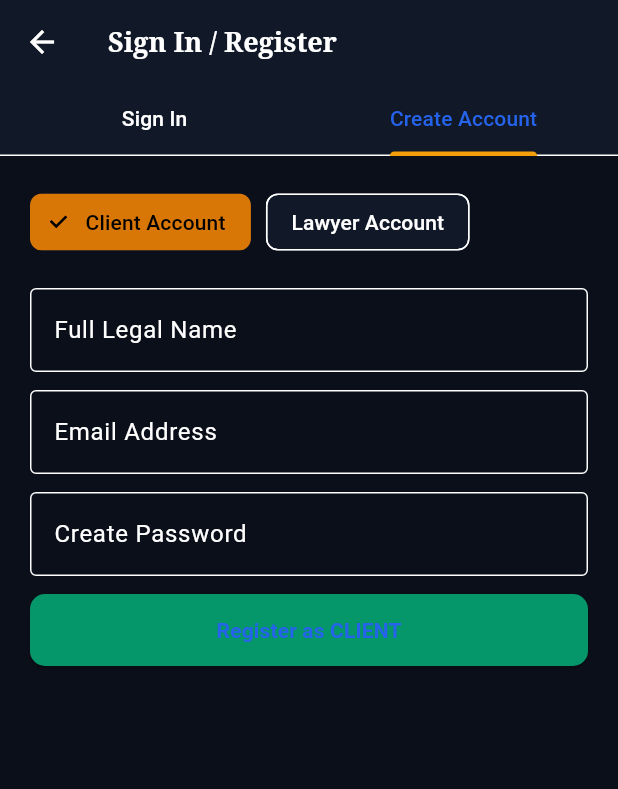
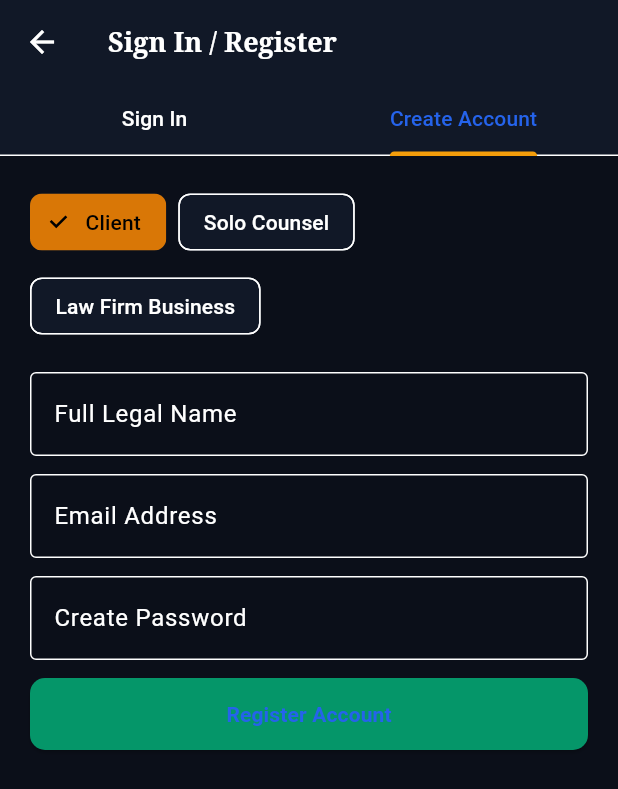
Before and after one commit to Omatsulijoshua/LawLink, a Flutter app: the AuthScreen screen opened directly, tab 2 chosen, on a phone screen of 412 x 824 dp. Shown: the top 789 px of the screen. Run offline on Flutter 3.47's test engine with Material 3 defaults, Android fonts, the phone set to English and light mode, and no system bars.

Commit message:
Enable Law Firm / Business Entity Registration (LAW_FIRM_ADMIN) with CAC RC number, managing partner SCN ID, associate roster size, and corporate email

```diff
--- a/app/lib/screens/auth_screen.dart
+++ b/app/lib/screens/auth_screen.dart
@@ -102,18 +102,24 @@ class _AuthScreenState extends State<AuthScreen> with SingleTickerProviderStateM
       child: Column(
         crossAxisAlignment: CrossAxisAlignment.start,
         children: [
-          Row(
+          Wrap(
+            spacing: 8,
+            runSpacing: 8,
             children: [
               ChoiceChip(
-                label: const Text('Client Account'),
+                label: const Text('Client'),
                 selected: _selectedRole == 'CLIENT',
                 onSelected: (val) => setState(() => _selectedRole = 'CLIENT'),
               ),
-              const SizedBox(width: 10),
               ChoiceChip(
-                label: const Text('Lawyer Account'),
+                label: const Text('Solo Counsel'),
                 selected: _selectedRole == 'LAWYER',
                 onSelected: (val) => setState(() => _selectedRole = 'LAWYER'),
+              ),
+              ChoiceChip(
+                label: const Text('Law Firm Business'),
+                selected: _selectedRole == 'LAW_FIRM_ADMIN',
+                onSelected: (val) => setState(() => _selectedRole = 'LAW_FIRM_ADMIN'),
               ),
             ],
           ),
@@ -121,12 +127,19 @@ class _AuthScreenState extends State<AuthScreen> with SingleTickerProviderStateM
 
           TextField(
             controller: _nameController,
-            decoration: const InputDecoration(labelText: 'Full Legal Name', border: OutlineInputBorder()),
+            decoration: InputDecoration(
+              labelText: _selectedRole == 'LAW_FIRM_ADMIN' ? 'Law Firm Business Name' : 'Full Legal Name',
+              hintText: _selectedRole == 'LAW_FIRM_ADMIN' ? 'e.g. Bello & Partners LLP' : 'e.g. Barrister Emeka Okafor',
+              border: const OutlineInputBorder(),
+            ),
           ),
           const SizedBox(height: 12),
           TextField(
             controller: _emailController,
-            decoration: const InputDecoration(labelText: 'Email Address', border: OutlineInputBorder()),
+            decoration: InputDecoration(
+              labelText: _selectedRole == 'LAW_FIRM_ADMIN' ? 'Corporate Firm Email' : 'Email Address',
+              border: const OutlineInputBorder(),
+            ),
           ),
           const SizedBox(height: 12),
           TextField(
@@ -136,13 +149,24 @@ class _AuthScreenState extends State<AuthScreen> with SingleTickerProviderStateM
           ),
           const SizedBox(height: 12),
 
-          if (_selectedRole == 'LAWYER') ...[
+          if (_selectedRole == 'LAW_FIRM_ADMIN') ...[
+            TextField(
+              decoration: const InputDecoration(
+                labelText: 'CAC Business Registration RC No.',
+                hintText: 'e.g. RC-1049281 or BN-918234',
+                border: OutlineInputBorder(),
+              ),
+            ),
+            const SizedBox(height: 12),
+          ],
+
+          if (_selectedRole == 'LAWYER' || _selectedRole == 'LAW_FIRM_ADMIN') ...[
             TextField(
               controller: _barNoController,
-              decoration: const InputDecoration(
-                labelText: 'Supreme Court Call to Bar No. (SCN)',
+              decoration: InputDecoration(
+                labelText: _selectedRole == 'LAW_FIRM_ADMIN' ? 'Managing Partner Call to Bar SCN No.' : 'Supreme Court Call to Bar No. (SCN)',
                 hintText: 'e.g. SCN/048291',
-                border: OutlineInputBorder(),
+                border: const OutlineInputBorder(),
               ),
             ),
             const SizedBox(height: 12),
@@ -151,16 +175,19 @@ class _AuthScreenState extends State<AuthScreen> with SingleTickerProviderStateM
           ElevatedButton(
             onPressed: () {
               ScaffoldMessenger.of(context).showSnackBar(
-                SnackBar(content: Text('Registered as $_selectedRole successfully!')),
+                SnackBar(content: Text('Registered as ${_selectedRole == "LAW_FIRM_ADMIN" ? "Law Firm Business" : _selectedRole} successfully! Verification pending.')),
               );
               Navigator.pop(context);
             },
             style: ElevatedButton.styleFrom(
-              backgroundColor: LawLinkTheme.emeraldGreen,
+              backgroundColor: _selectedRole == 'LAW_FIRM_ADMIN' ? LawLinkTheme.amberGold : LawLinkTheme.emeraldGreen,
               minimumSize: const Size.fromHeight(48),
               shape: RoundedRectangleBorder(borderRadius: BorderRadius.circular(10)),
             ),
-            child: Text('Register as $_selectedRole', style: const TextStyle(fontWeight: FontWeight.bold)),
+            child: Text(
+              _selectedRole == 'LAW_FIRM_ADMIN' ? 'Register Law Firm Business' : 'Register Account',
+              style: const TextStyle(fontWeight: FontWeight.bold),
+            ),
           ),
         ],
       ),
--- a/mobile/lib/screens/auth_screen.dart
+++ b/mobile/lib/screens/auth_screen.dart
@@ -102,18 +102,24 @@ class _AuthScreenState extends State<AuthScreen> with SingleTickerProviderStateM
       child: Column(
         crossAxisAlignment: CrossAxisAlignment.start,
         children: [
-          Row(
+          Wrap(
+            spacing: 8,
+            runSpacing: 8,
             children: [
               ChoiceChip(
-                label: const Text('Client Account'),
+                label: const Text('Client'),
                 selected: _selectedRole == 'CLIENT',
                 onSelected: (val) => setState(() => _selectedRole = 'CLIENT'),
               ),
-              const SizedBox(width: 10),
               ChoiceChip(
-                label: const Text('Lawyer Account'),
+                label: const Text('Solo Counsel'),
                 selected: _selectedRole == 'LAWYER',
                 onSelected: (val) => setState(() => _selectedRole = 'LAWYER'),
+              ),
+              ChoiceChip(
+                label: const Text('Law Firm Business'),
+                selected: _selectedRole == 'LAW_FIRM_ADMIN',
+                onSelected: (val) => setState(() => _selectedRole = 'LAW_FIRM_ADMIN'),
               ),
             ],
           ),
@@ -121,12 +127,19 @@ class _AuthScreenState extends State<AuthScreen> with SingleTickerProviderStateM
 
           TextField(
             controller: _nameController,
-            decoration: const InputDecoration(labelText: 'Full Legal Name', border: OutlineInputBorder()),
+            decoration: InputDecoration(
+              labelText: _selectedRole == 'LAW_FIRM_ADMIN' ? 'Law Firm Business Name' : 'Full Legal Name',
+              hintText: _selectedRole == 'LAW_FIRM_ADMIN' ? 'e.g. Bello & Partners LLP' : 'e.g. Barrister Emeka Okafor',
+              border: const OutlineInputBorder(),
+            ),
           ),
           const SizedBox(height: 12),
           TextField(
             controller: _emailController,
-            decoration: const InputDecoration(labelText: 'Email Address', border: OutlineInputBorder()),
+            decoration: InputDecoration(
+              labelText: _selectedRole == 'LAW_FIRM_ADMIN' ? 'Corporate Firm Email' : 'Email Address',
+              border: const OutlineInputBorder(),
+            ),
           ),
           const SizedBox(height: 12),
           TextField(
@@ -136,13 +149,24 @@ class _AuthScreenState extends State<AuthScreen> with SingleTickerProviderStateM
           ),
           const SizedBox(height: 12),
 
-          if (_selectedRole == 'LAWYER') ...[
+          if (_selectedRole == 'LAW_FIRM_ADMIN') ...[
+            TextField(
+              decoration: const InputDecoration(
+                labelText: 'CAC Business Registration RC No.',
+                hintText: 'e.g. RC-1049281 or BN-918234',
+                border: OutlineInputBorder(),
+              ),
+            ),
+            const SizedBox(height: 12),
+          ],
+
+          if (_selectedRole == 'LAWYER' || _selectedRole == 'LAW_FIRM_ADMIN') ...[
             TextField(
               controller: _barNoController,
-              decoration: const InputDecoration(
-                labelText: 'Supreme Court Call to Bar No. (SCN)',
+              decoration: InputDecoration(
+                labelText: _selectedRole == 'LAW_FIRM_ADMIN' ? 'Managing Partner Call to Bar SCN No.' : 'Supreme Court Call to Bar No. (SCN)',
                 hintText: 'e.g. SCN/048291',
-                border: OutlineInputBorder(),
+                border: const OutlineInputBorder(),
               ),
             ),
             const SizedBox(height: 12),
@@ -151,16 +175,19 @@ class _AuthScreenState extends State<AuthScreen> with SingleTickerProviderStateM
           ElevatedButton(
             onPressed: () {
               ScaffoldMessenger.of(context).showSnackBar(
-                SnackBar(content: Text('Registered as $_selectedRole successfully!')),
+                SnackBar(content: Text('Registered as ${_selectedRole == "LAW_FIRM_ADMIN" ? "Law Firm Business" : _selectedRole} successfully! Verification pending.')),
               );
               Navigator.pop(context);
             },
             style: ElevatedButton.styleFrom(
-              backgroundColor: LawLinkTheme.emeraldGreen,
+              backgroundColor: _selectedRole == 'LAW_FIRM_ADMIN' ? LawLinkTheme.amberGold : LawLinkTheme.emeraldGreen,
               minimumSize: const Size.fromHeight(48),
               shape: RoundedRectangleBorder(borderRadius: BorderRadius.circular(10)),
             ),
-            child: Text('Register as $_selectedRole', style: const TextStyle(fontWeight: FontWeight.bold)),
+            child: Text(
+              _selectedRole == 'LAW_FIRM_ADMIN' ? 'Register Law Firm Business' : 'Register Account',
+              style: const TextStyle(fontWeight: FontWeight.bold),
+            ),
           ),
         ],
       ),
```
Also changed, not shown: 2 other files.
